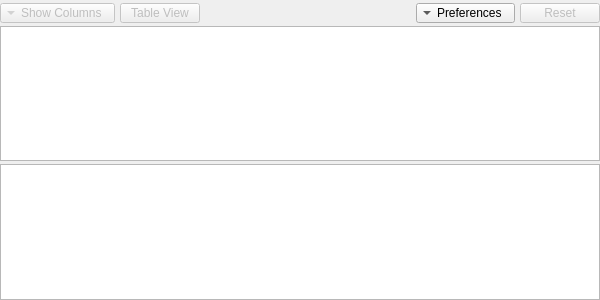
Qt form src/gdxviewer/gdxsymbolview.ui (GAMS-dev/studio) before a commit.
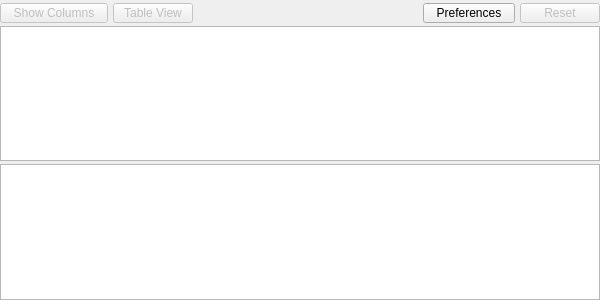
The same form after that commit.

Commit message: removed icon next to qtoolbox as it causes more problems than it solves

```diff
--- a/src/gdxviewer/gdxsymbolview.ui
+++ b/src/gdxviewer/gdxsymbolview.ui
@@ -76,13 +76,13 @@
         <string notr="true">QToolButton::menu-indicator{image: none;}</string>
        </property>
        <property name="text">
-        <string>Show Columns</string>
+        <string>  Show Columns  </string>
        </property>
        <property name="popupMode">
         <enum>QToolButton::InstantPopup</enum>
        </property>
        <property name="toolButtonStyle">
-        <enum>Qt::ToolButtonTextBesideIcon</enum>
+        <enum>Qt::ToolButtonTextOnly</enum>
        </property>
        <property name="autoRaise">
         <bool>false</bool>
@@ -148,13 +148,13 @@
         <string notr="true">QToolButton::menu-indicator{image: none;}</string>
        </property>
        <property name="text">
-        <string>Preferences</string>
+        <string>  Preferences  </string>
        </property>
        <property name="popupMode">
         <enum>QToolButton::InstantPopup</enum>
        </property>
        <property name="toolButtonStyle">
-        <enum>Qt::ToolButtonTextBesideIcon</enum>
+        <enum>Qt::ToolButtonTextOnly</enum>
        </property>
        <property name="arrowType">
         <enum>Qt::DownArrow</enum>
```
Left out of the diff: 4 changed lines with no effect on the pictures. The commit also changes 1 other file.
